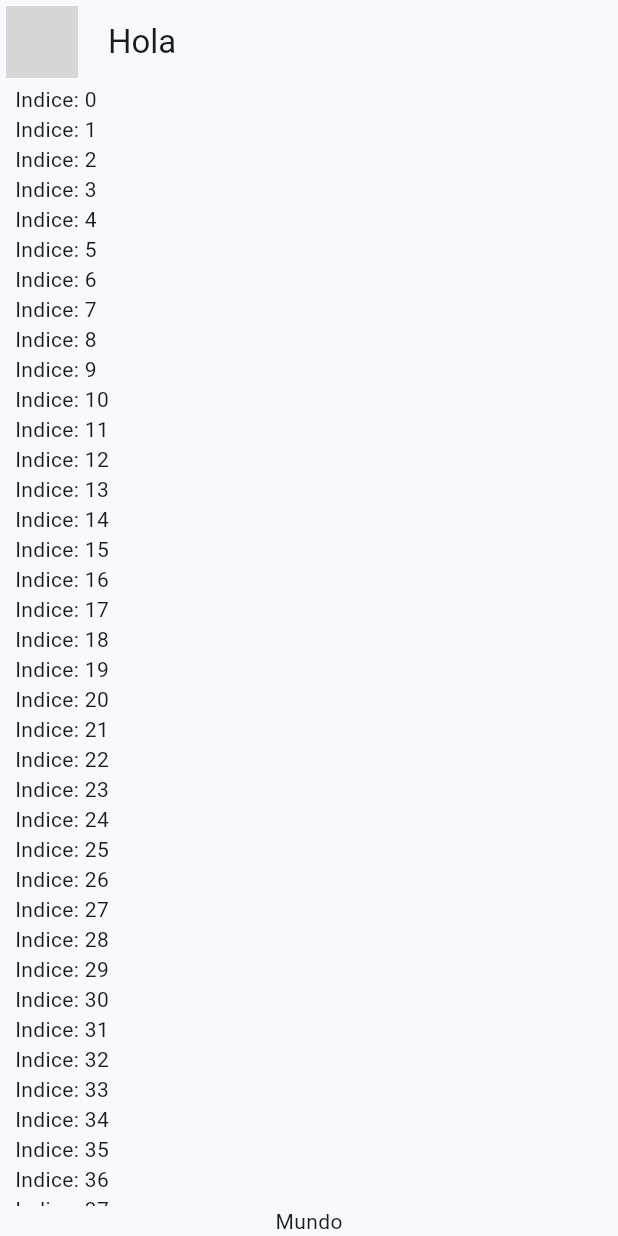
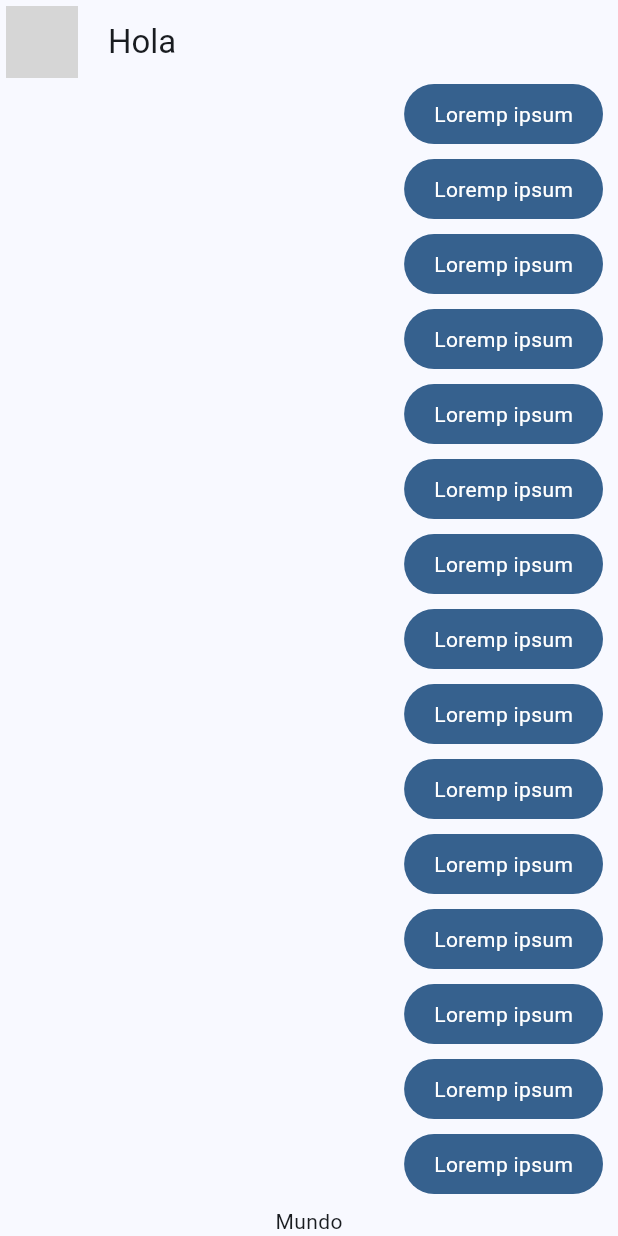
Before and after one commit to cesantaniello/yes_no_app, a Flutter app: the screen it shows after launch, on a phone screen of 412 x 824 dp. Run offline on Flutter 3.47's test engine with Material 3 defaults, Android fonts, the phone set to English and light mode, and no system bars; network calls fail; grey boxes are pictures that could not be loaded.

Commit message:
Create Message Bubble Chat

```diff
--- a/lib/main.dart
+++ b/lib/main.dart
@@ -1,6 +1,6 @@
 import 'package:flutter/material.dart';
 import 'package:yes_no_app/config/theme/app_theme.dart';
-import 'package:yes_no_app/presentation/chat/chat_screen.dart';
+import 'package:yes_no_app/presentation/screens/chat/chat_screen.dart';
 
 void main() => runApp(const MyApp());
 
--- a/lib/presentation/chat/chat_screen.dart
+++ b/lib/presentation/screens/chat/chat_screen.dart
@@ -1,4 +1,5 @@
 import 'package:flutter/material.dart';
+import 'package:yes_no_app/presentation/widgets/chat/my_message_bubble.dart';
 
 class ChatScreen extends StatelessWidget {
   const ChatScreen({super.key});
@@ -34,7 +35,7 @@ class _ChatView extends StatelessWidget {
               child: ListView.builder(
                 itemCount: 100,
                 itemBuilder: (context, index) {
-                return Text('Indice: $index');
+                return const MyMessageBubble();
               }),
             ),
             const Text('Mundo'),
--- /dev/null
+++ b/lib/presentation/widgets/chat/my_message_bubble.dart
@@ -0,0 +1,31 @@
+import 'package:flutter/material.dart';
+
+class MyMessageBubble extends StatelessWidget {
+  const MyMessageBubble({super.key});
+
+  @override
+  Widget build(BuildContext context) {
+
+    final colors = Theme.of(context).colorScheme;
+
+    return Column(
+      crossAxisAlignment: CrossAxisAlignment.end,
+      children: [
+        Container(
+          decoration: BoxDecoration(
+            color: colors.primary,
+            borderRadius: BorderRadius.circular(20),
+          ),
+          child: const Padding(
+            padding: EdgeInsets.symmetric(horizontal: 20, vertical: 10),
+            child: Text(
+              'Loremp ipsum',
+              style: TextStyle(color: Colors.white),
+            ),
+          ),
+        ),
+        const SizedBox(height: 10)
+      ],
+    );
+  }
+}
```
